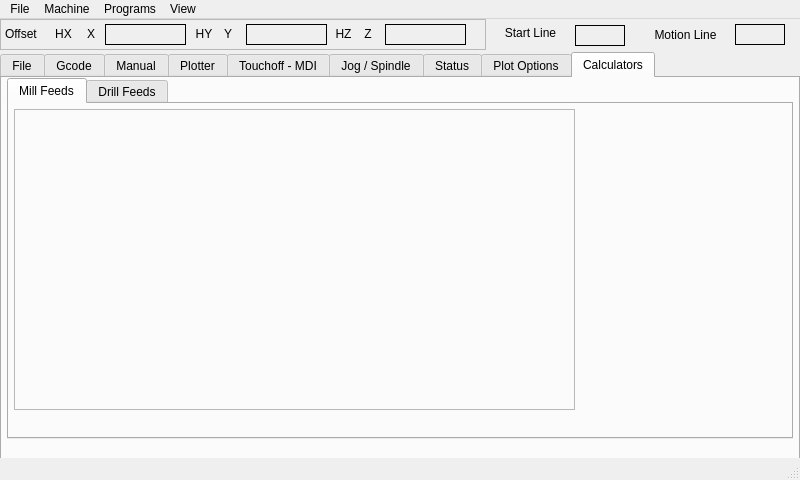
jethornton/flexgui, file examples/rpi_mill_3/rpi_mill_3.ui: the form before one commit.
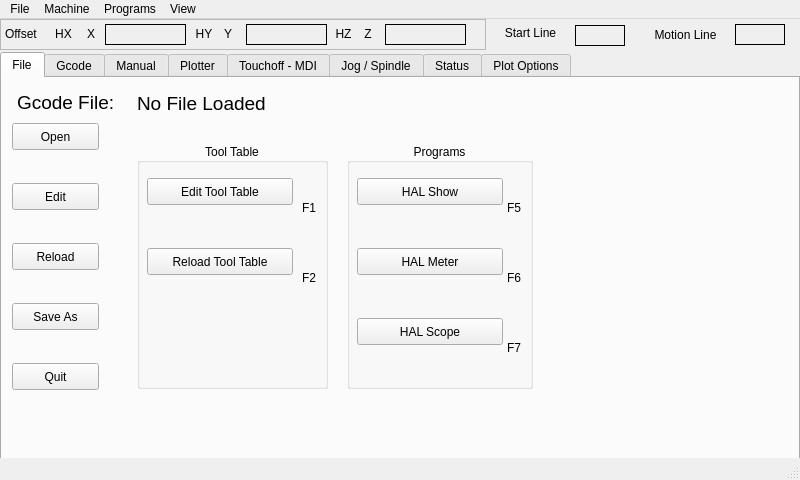
The form after the commit. The open tabs and pages were chosen to show the change.

Patch:
```diff
--- a/examples/rpi_mill_3/rpi_mill_3.ui
+++ b/examples/rpi_mill_3/rpi_mill_3.ui
@@ -3113,72 +3113,6 @@
       </property>
      </widget>
     </widget>
-    <widget class="QWidget" name="tab_7">
-     <attribute name="title">
-      <string>Calculators</string>
-     </attribute>
-     <widget class="QTabWidget" name="calculators">
-      <property name="geometry">
-       <rect>
-        <x>5</x>
-        <y>0</y>
-        <width>786</width>
-        <height>361</height>
-       </rect>
-      </property>
-      <property name="tabPosition">
-       <enum>QTabWidget::North</enum>
-      </property>
-      <property name="tabShape">
-       <enum>QTabWidget::Rounded</enum>
-      </property>
-      <property name="currentIndex">
-       <number>0</number>
-      </property>
-      <widget class="QWidget" name="tab_8">
-       <attribute name="title">
-        <string>Mill Feeds</string>
-       </attribute>
-       <widget class="QFrame" name="fsc_container">
-        <property name="geometry">
-         <rect>
-          <x>5</x>
-          <y>5</y>
-          <width>561</width>
-          <height>301</height>
-         </rect>
-        </property>
-        <property name="frameShape">
-         <enum>QFrame::StyledPanel</enum>
-        </property>
-        <property name="frameShadow">
-         <enum>QFrame::Raised</enum>
-        </property>
-       </widget>
-      </widget>
-      <widget class="QWidget" name="tab_11">
-       <attribute name="title">
-        <string>Drill Feeds</string>
-       </attribute>
-       <widget class="QFrame" name="dsf_container">
-        <property name="geometry">
-         <rect>
-          <x>5</x>
-          <y>5</y>
-          <width>421</width>
-          <height>301</height>
-         </rect>
-        </property>
-        <property name="frameShape">
-         <enum>QFrame::StyledPanel</enum>
-        </property>
-        <property name="frameShadow">
-         <enum>QFrame::Raised</enum>
-        </property>
-       </widget>
-      </widget>
-     </widget>
-    </widget>
    </widget>
    <widget class="QFrame" name="frame_4">
     <property name="geometry">
```
Left out of the diff: 24 changed lines with no effect on the pictures.
